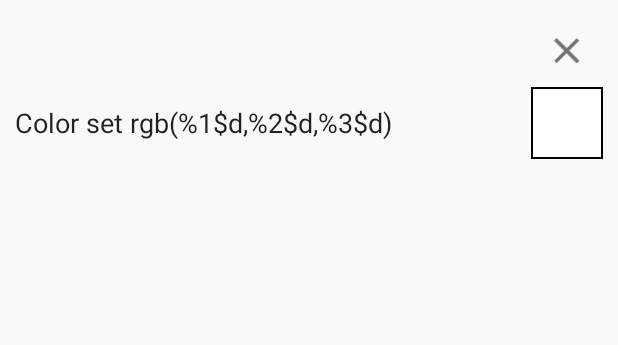
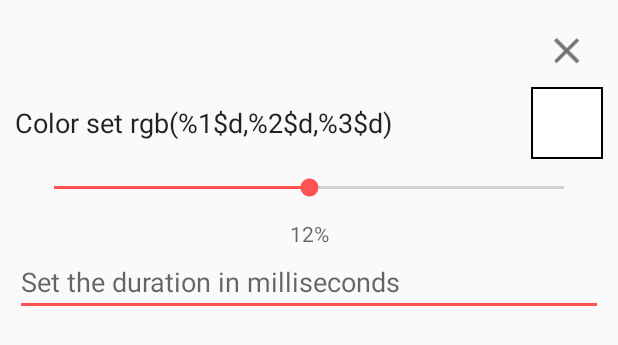
Before and after one commit to carledwards/ble, an Android app: the layout color_view.xml on its own in the app's theme, with its tools: preview values and no code run, on a phone screen of 412 x 824 dp. Shown: the top 345 px of the screen. Run offline under Robolectric (Android 15) with nearby library versions, the phone set to English and light mode, and no system bars.

Commit message:
Added Start Frame - End frame and escape character handling…  Changed ColorView to support for brightness and transitionTimeMillis verified that what we are logging matches with arduino's RX

```diff
--- a/mobile/android/BLE/app/src/main/java/com/bengalbot/android/activity/HomeDrawerActivity.java
+++ b/mobile/android/BLE/app/src/main/java/com/bengalbot/android/activity/HomeDrawerActivity.java
@@ -85,6 +85,8 @@ public class HomeDrawerActivity extends ActionBarActivity implements NavigationD
         bindService(gattServiceIntent, mServiceConnection, BIND_AUTO_CREATE);
 
         addFragment(PresetsFragment.newInstance());
+
+        lockDrawer();
     }
 
     @Override
@@ -128,6 +130,10 @@ public class HomeDrawerActivity extends ActionBarActivity implements NavigationD
         }
 
         super.onBackPressed();
+    }
+
+    public void lockDrawer() {
+        mDrawerLayout.setDrawerLockMode(DrawerLayout.LOCK_MODE_LOCKED_CLOSED);
     }
 
     @Override
--- a/mobile/android/BLE/app/src/main/java/com/bengalbot/android/ble/BluetoothLeService.java
+++ b/mobile/android/BLE/app/src/main/java/com/bengalbot/android/ble/BluetoothLeService.java
@@ -325,6 +325,7 @@ public class BluetoothLeService extends Service {
     @Subscribe
     public void onSendCommand(SendCommandEvent event) {
 
+
         List<BluetoothGattService> supportedGattServices = getSupportedGattServices();
         if (supportedGattServices == null) return;
 
@@ -336,9 +337,10 @@ public class BluetoothLeService extends Service {
 
                 byte[] bytes = event.command.parse();
                 for(int i = 0; i < bytes.length; i++) {
-                    Log.d("BENGALBOT", String.format("Command %s - sent #%x", event.command.getName(), bytes[i]));
+                    Log.d("BENGALBOT", String.format("Command %s - sent #%d", event.command.getName(), bytes[i]));
 
                 }
+
 
                 txCharacteristic.setValue(bytes);
                 setCharacteristicNotification(txCharacteristic, true);
--- a/mobile/android/BLE/app/src/main/java/com/bengalbot/android/command/Brightness.java
+++ b/mobile/android/BLE/app/src/main/java/com/bengalbot/android/command/Brightness.java
@@ -24,7 +24,11 @@ public class Brightness implements Command {
             percentage = (Integer)properties.get(Properties.PERCENTAGE);
         }
 
-        return ByteBuffer.allocate(5).put((byte)BRIGHTNESS_PROGRAMMING_COMMAND_CODE).putInt(percentage).array();
+        byte[] bytes = ByteBuffer.allocate(3)
+                .put(BRIGHTNESS_PROGRAMMING_COMMAND_CODE)
+                .putShort((short) percentage).array();
+
+        return CommandUtils.prepareForFrames(bytes);
     }
 
     @Override
--- a/mobile/android/BLE/app/src/main/java/com/bengalbot/android/command/Delay.java
+++ b/mobile/android/BLE/app/src/main/java/com/bengalbot/android/command/Delay.java
@@ -1,6 +1,7 @@
 package com.bengalbot.android.command;
 
 import java.nio.ByteBuffer;
+import java.nio.ByteOrder;
 import java.util.Map;
 
 /**
@@ -22,7 +23,9 @@ public class Delay implements Command {
         if (properties.containsKey(Properties.MILLISECONDS)) {
             duration = (Integer)properties.get(Properties.MILLISECONDS);
         }
-        return ByteBuffer.allocate(5).put((byte)DELAY_COMMAND_CODE).putInt((byte)duration).array();
+        byte[] bytes =  ByteBuffer.allocate(3).order(ByteOrder.BIG_ENDIAN).
+                put((byte) DELAY_COMMAND_CODE).putShort((short)duration).array();
+        return CommandUtils.prepareForFrames(bytes);
     }
 
     @Override
--- a/mobile/android/BLE/app/src/main/java/com/bengalbot/android/command/EndProgramming.java
+++ b/mobile/android/BLE/app/src/main/java/com/bengalbot/android/command/EndProgramming.java
@@ -15,7 +15,7 @@ public class EndProgramming implements com.bengalbot.android.command.Command {
 
     @Override
     public byte[] parse() {
-        return new byte[] {(byte)END_PROGRAMMING_COMMAND_CODE};
+        return CommandUtils.prepareForFrames(new byte[]{(byte) END_PROGRAMMING_COMMAND_CODE});
     }
 
     @Override
--- a/mobile/android/BLE/app/src/main/java/com/bengalbot/android/command/Properties.java
+++ b/mobile/android/BLE/app/src/main/java/com/bengalbot/android/command/Properties.java
@@ -7,6 +7,7 @@ public enum Properties {
 
     MILLISECONDS,
     ANIMATION_TYPE,
+    TOTAL_CYCLES,
     RED,
     GREEN,
     BLUE,
--- a/mobile/android/BLE/app/src/main/java/com/bengalbot/android/command/StartProgramming.java
+++ b/mobile/android/BLE/app/src/main/java/com/bengalbot/android/command/StartProgramming.java
@@ -17,7 +17,7 @@ public class StartProgramming implements Command {
 
     @Override
     public byte[] parse() {
-        return new byte[] {(byte)START_PROGRAMMING_COMMAND_CODE};
+        return CommandUtils.prepareForFrames(new byte[]{START_PROGRAMMING_COMMAND_CODE});
     }
 
     @Override
--- a/mobile/android/BLE/app/src/main/java/com/bengalbot/android/drawer/NavigationDrawerFragment.java
+++ b/mobile/android/BLE/app/src/main/java/com/bengalbot/android/drawer/NavigationDrawerFragment.java
@@ -60,8 +60,6 @@ public class NavigationDrawerFragment extends Fragment implements AdapterView.On
         mDrawerLayout = drawerLayout;
         mDrawerListener = new NavigationDrawerListener();
 
-        lockDrawer();
-
     }
 
     public void openDrawer() {
@@ -84,9 +82,7 @@ public class NavigationDrawerFragment extends Fragment implements AdapterView.On
         }
     }
 
-    public void lockDrawer() {
-        mDrawerLayout.setDrawerLockMode(DrawerLayout.LOCK_MODE_LOCKED_CLOSED);
-    }
+
 
     public void unlockDrawer() {
         mDrawerLayout.setDrawerLockMode(DrawerLayout.LOCK_MODE_UNLOCKED);
--- a/mobile/android/BLE/app/src/main/res/layout/color_view.xml
+++ b/mobile/android/BLE/app/src/main/res/layout/color_view.xml
@@ -27,6 +27,7 @@
         android:layout_height="@dimen/icon_button_width"
         android:background="@color/black"
         android:orientation="horizontal"
+        android:id="@+id/color_selected_holder"
         android:layout_below="@+id/button_close"
         android:layout_alignStart="@+id/button_close">
 
@@ -39,4 +40,35 @@
         </LinearLayout>
 
 
+    <SeekBar
+        android:layout_margin="10dp"
+        android:id="@+id/brightness_seek"
+        android:layout_width="match_parent"
+        android:progress="50"
+        android:max="100"
+        android:layout_below="@id/color_selected_holder"
+        android:layout_height="wrap_content" />
+
+    <TextView
+        android:layout_width="match_parent"
+        android:layout_height="wrap_content"
+        android:text="12%"
+        android:gravity="center"
+        android:paddingTop="30dp"
+        android:textAppearance="@android:style/TextAppearance.Small"
+        android:layout_alignTop="@id/brightness_seek"
+        android:id="@+id/brightness_seek_label"
+        android:layout_alignParentStart="true" />
+
+    <EditText
+        android:layout_margin="0dp"
+        android:id="@+id/duration_transition_value"
+        android:layout_width="match_parent"
+        android:hint="@string/duration_hint"
+        android:layout_below="@id/brightness_seek_label"
+        android:inputType="number"
+        android:lines="1"
+        android:maxLines="1"
+        android:layout_height="wrap_content" />
+
 </RelativeLayout>
```
Also changed, not shown: mobile/android/BLE/app/src/main/java/com/bengalbot/android/command/Animation.java (+16 -5 lines), mobile/android/BLE/app/src/main/java/com/bengalbot/android/command/Command.java (+15 -6 lines), mobile/android/BLE/app/src/main/java/com/bengalbot/android/command/CommandUtils.java (added, +50 -0 lines), mobile/android/BLE/app/src/main/java/com/bengalbot/android/command/RGBColor.java (+21 -3 lines), mobile/android/BLE/app/src/main/java/com/bengalbot/android/view/ColorView.java (+33 -4 lines).
